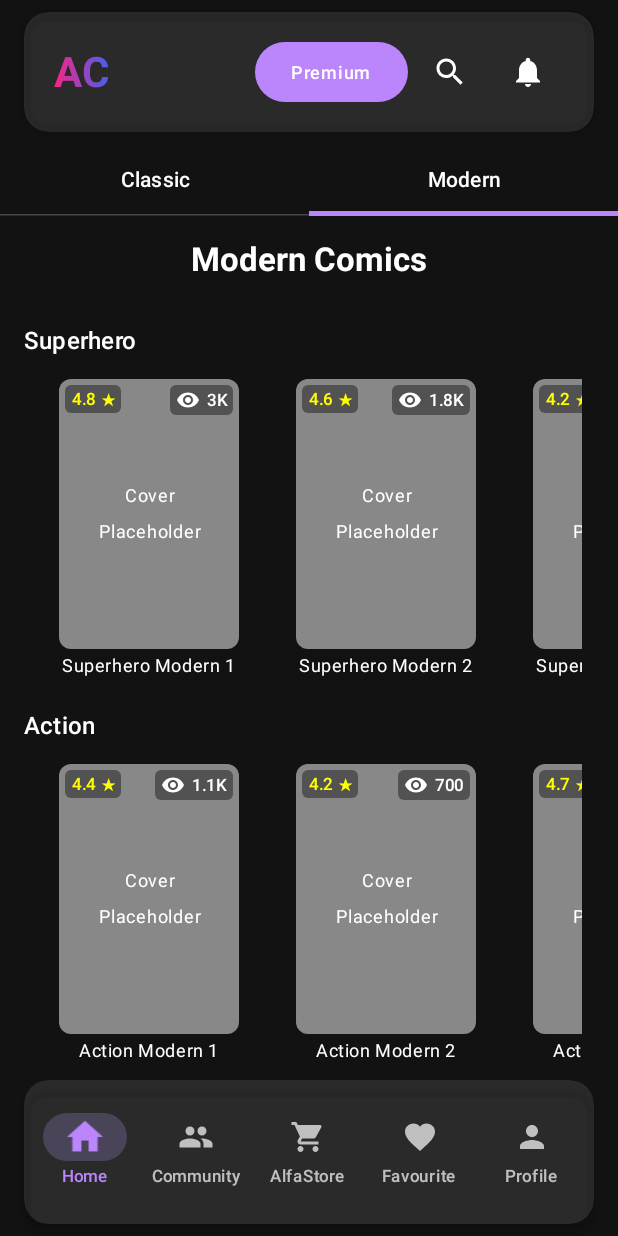
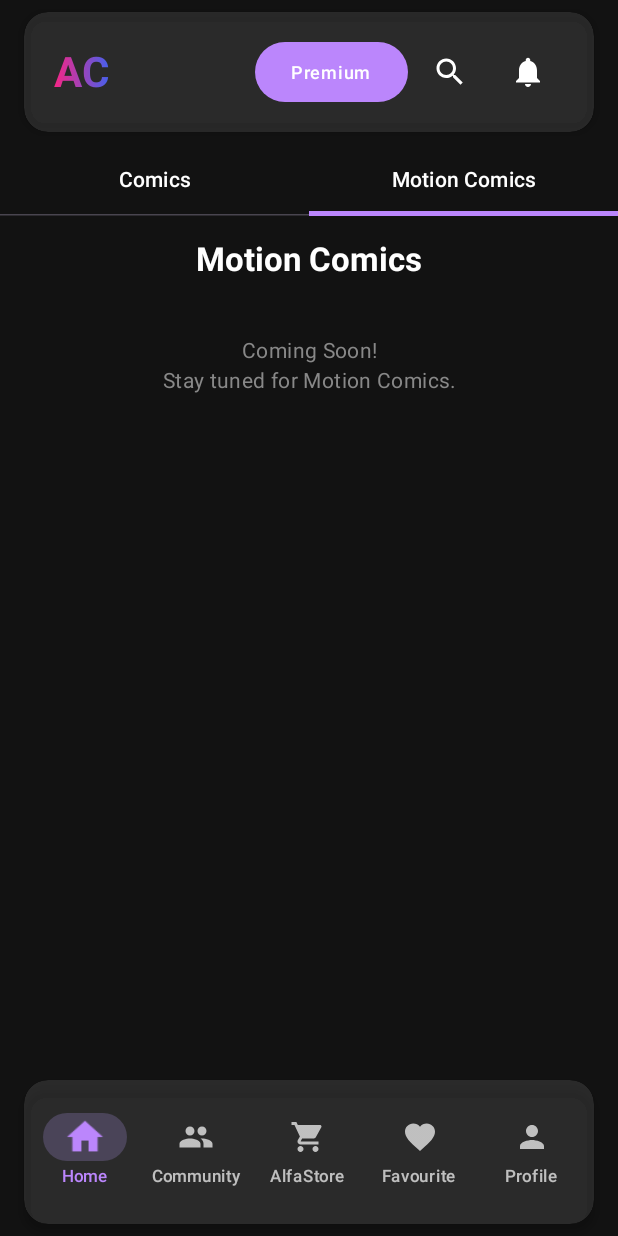
Before and after one commit to tarun917/AlfaComics, an Android app built with Jetpack Compose: the screen it shows after launch (MainActivity), tab 2 chosen, on a phone screen of 412 x 824 dp. Run offline under Robolectric (Android 15) with nearby library versions, the phone set to English and light mode, and no system bars.

Commit message:
new commit with community

```diff
--- a/app/src/main/java/com/alfacomics/presentation/ui/screens/home/ClassicTab.kt
+++ b/app/src/main/java/com/alfacomics/presentation/ui/screens/home/ClassicTab.kt
@@ -35,7 +35,7 @@ fun ClassicTab(
         // Header Item (Title)
         item {
             Text(
-                text = "Classic Comics",
+                text = "Comics", // Renamed from "Classic Comics" to "Comics"
                 style = MaterialTheme.typography.titleLarge,
                 color = Color.White,
                 modifier = Modifier
--- a/app/src/main/java/com/alfacomics/presentation/ui/screens/home/HomeScreen.kt
+++ b/app/src/main/java/com/alfacomics/presentation/ui/screens/home/HomeScreen.kt
@@ -21,7 +21,7 @@ fun HomeScreen(
     navController: NavHostController,
     modifier: Modifier = Modifier
 ) {
-    val tabs = listOf("Classic", "Modern")
+    val tabs = listOf("Comics", "Motion Comics") // Updated tab labels
     var selectedTabIndex by remember { mutableIntStateOf(0) }
 
     Column(
@@ -48,8 +48,8 @@ fun HomeScreen(
 
         // Content based on selected tab
         when (selectedTabIndex) {
-            0 -> ClassicTab(navController = navController)
-            1 -> ModernTab(navController = navController)
+            0 -> ClassicTab(navController = navController) // Still points to ClassicTab (now Comics)
+            1 -> ModernTab(navController = navController) // Still points to ModernTab (now Motion Comics)
         }
     }
 }
--- a/app/src/main/java/com/alfacomics/presentation/ui/screens/home/ModernTab.kt
+++ b/app/src/main/java/com/alfacomics/presentation/ui/screens/home/ModernTab.kt
@@ -3,28 +3,20 @@ package com.alfacomics.presentation.ui.screens.home
 import androidx.compose.foundation.background
 import androidx.compose.foundation.layout.*
 import androidx.compose.foundation.lazy.LazyColumn
-import androidx.compose.foundation.lazy.items
 import androidx.compose.material3.MaterialTheme
 import androidx.compose.material3.Text
 import androidx.compose.runtime.Composable
+import androidx.compose.ui.Alignment
 import androidx.compose.ui.Modifier
 import androidx.compose.ui.graphics.Color
 import androidx.compose.ui.text.style.TextAlign
 import androidx.compose.ui.unit.dp
 import androidx.navigation.NavHostController
-import com.alfacomics.data.repository.DummyData
-import com.alfacomics.presentation.ui.components.HorizontalComicScroll
 
 @Composable
 fun ModernTab(
     navController: NavHostController
 ) {
-    val comics = DummyData.getComicsByCategory("Modern")
-    val genres = DummyData.getGenresByCategory("Modern")
-    val groupedComics = genres.associateWith { genre ->
-        comics.filter { it.genre == genre }
-    }
-
     LazyColumn(
         modifier = Modifier
             .fillMaxSize()
@@ -35,7 +27,7 @@ fun ModernTab(
         // Header Item (Title)
         item {
             Text(
-                text = "Modern Comics",
+                text = "Motion Comics", // Renamed from "Modern Comics" to "Motion Comics"
                 style = MaterialTheme.typography.titleLarge,
                 color = Color.White,
                 modifier = Modifier
@@ -45,20 +37,19 @@ fun ModernTab(
             )
         }
 
-        // Grouped Comics by Genre
-        items(groupedComics.entries.toList()) { (genre, genreComics) ->
-            Column {
+        // Placeholder for Motion Comics
+        item {
+            Box(
+                modifier = Modifier
+                    .fillMaxSize()
+                    .padding(vertical = 16.dp),
+                contentAlignment = Alignment.Center
+            ) {
                 Text(
-                    text = genre,
-                    style = MaterialTheme.typography.titleMedium,
-                    color = Color.White,
-                    modifier = Modifier
-                        .fillMaxWidth()
-                        .padding(vertical = 8.dp)
-                )
-                HorizontalComicScroll(
-                    comics = genreComics,
-                    navController = navController
+                    text = "Coming Soon!\nStay tuned for Motion Comics.",
+                    style = MaterialTheme.typography.bodyMedium,
+                    color = Color.Gray,
+                    textAlign = TextAlign.Center
                 )
             }
         }
```
